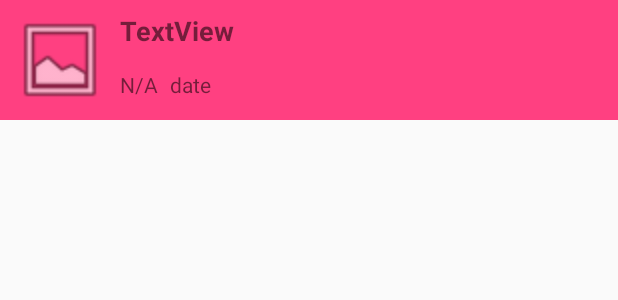
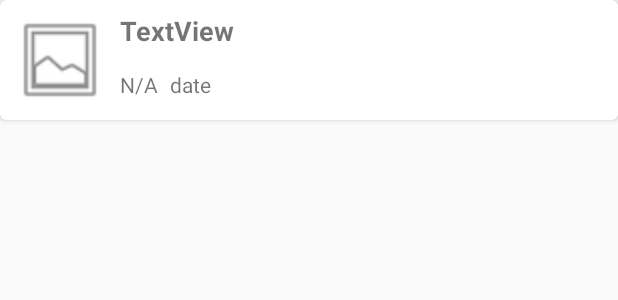
Before and after one commit to dronalexandr/mypass, an Android app: the layout pass_item.xml on its own in the app's theme, with its tools: preview values and no code run, on a phone screen of 412 x 824 dp. Shown: the top 300 px of the screen. Run offline under Robolectric (Android 15) with nearby library versions, the phone set to English and light mode, and no system bars.

Commit message:
add images handling

```diff
--- a/app/build.gradle
+++ b/app/build.gradle
@@ -27,6 +27,7 @@ dependencies {
     implementation 'com.android.support.constraint:constraint-layout:1.0.2'
     implementation 'com.android.support:support-vector-drawable:26.1.0'
     implementation 'com.android.support:recyclerview-v7:26.1.0'
+    implementation 'com.android.support:cardview-v7:21.0.+'
     implementation 'com.squareup.picasso:picasso:2.5.2'
     testImplementation 'junit:junit:4.12'
     androidTestImplementation 'com.android.support.test:runner:1.0.1'
--- a/app/src/main/res/layout/pass_item.xml
+++ b/app/src/main/res/layout/pass_item.xml
@@ -1,50 +1,58 @@
 <?xml version="1.0" encoding="utf-8"?>
-<android.support.constraint.ConstraintLayout
-    xmlns:android="http://schemas.android.com/apk/res/android"
+<android.support.v7.widget.CardView xmlns:android="http://schemas.android.com/apk/res/android"
     xmlns:app="http://schemas.android.com/apk/res-auto"
     xmlns:tools="http://schemas.android.com/tools"
-    android:background="@color/colorAccent"
     android:layout_width="match_parent"
-    android:layout_height="wrap_content">
+    android:layout_height="wrap_content"
+    app:cardCornerRadius="4dp"
+    app:cardElevation="2dp"
+    android:layout_marginBottom="4dp"
+    android:background="?android:attr/selectableItemBackground"
+    >
+
+    <android.support.constraint.ConstraintLayout
+        android:layout_width="match_parent"
+        android:layout_height="wrap_content"
+        >
 
         <ImageView
             android:id="@+id/imageView"
             android:layout_width="64dp"
             android:layout_height="64dp"
             android:layout_marginBottom="8dp"
+            android:layout_marginLeft="8dp"
             android:layout_marginStart="8dp"
             android:layout_marginTop="8dp"
             android:contentDescription="@string/app_name"
             app:layout_constraintBottom_toBottomOf="parent"
             app:layout_constraintStart_toStartOf="parent"
             app:layout_constraintTop_toTopOf="parent"
-        app:srcCompat="@android:drawable/ic_menu_gallery"
-        android:layout_marginLeft="8dp" />
+            app:srcCompat="@android:drawable/ic_menu_gallery" />
 
         <TextView
             android:id="@+id/name_textView"
             android:layout_width="wrap_content"
             android:layout_height="wrap_content"
+            android:layout_marginLeft="8dp"
             android:layout_marginStart="8dp"
             android:layout_marginTop="8dp"
+            android:ellipsize="end"
+            android:lines="1"
             android:textSize="18sp"
             android:textStyle="bold"
-        android:lines="1"
-        android:ellipsize="end"
             app:layout_constraintStart_toEndOf="@+id/imageView"
             app:layout_constraintTop_toTopOf="parent"
-        tools:text="TextView"
-        android:layout_marginLeft="8dp" />
+            tools:text="TextView" />
 
         <TextView
             android:id="@+id/site_textView"
             android:layout_width="wrap_content"
             android:layout_height="wrap_content"
             android:layout_marginBottom="8dp"
+            android:layout_marginTop="8dp"
+            android:ellipsize="end"
             android:lines="1"
             android:maxLength="25"
-        android:ellipsize="end"
-        android:layout_marginTop="8dp"
             android:text="@string/n_a"
             app:layout_constraintBottom_toBottomOf="parent"
             app:layout_constraintStart_toStartOf="@+id/name_textView"
@@ -55,11 +63,12 @@
             android:layout_width="wrap_content"
             android:layout_height="wrap_content"
             android:layout_marginBottom="8dp"
+            android:layout_marginLeft="8dp"
             android:layout_marginStart="8dp"
             android:layout_marginTop="8dp"
             app:layout_constraintBottom_toBottomOf="parent"
             app:layout_constraintStart_toEndOf="@+id/site_textView"
             app:layout_constraintTop_toBottomOf="@+id/name_textView"
-        tools:text="date"
-        android:layout_marginLeft="8dp" />
+            tools:text="date" />
     </android.support.constraint.ConstraintLayout>
+</android.support.v7.widget.CardView>
```
Lines whose indentation alone changed are shown as unchanged.
